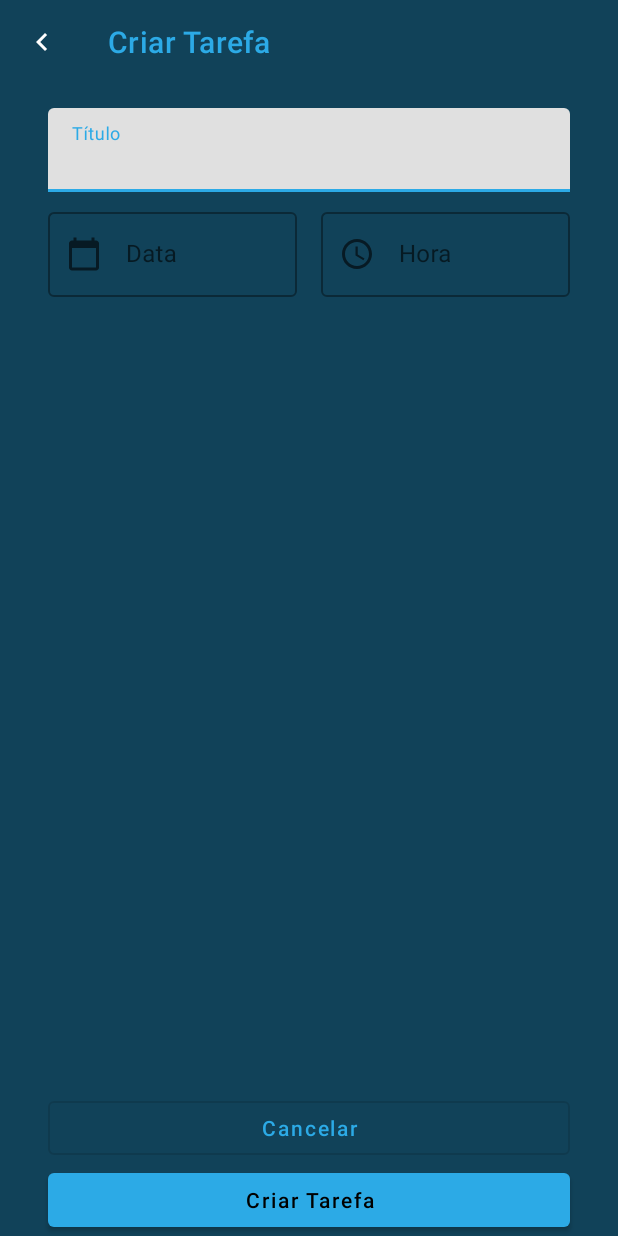
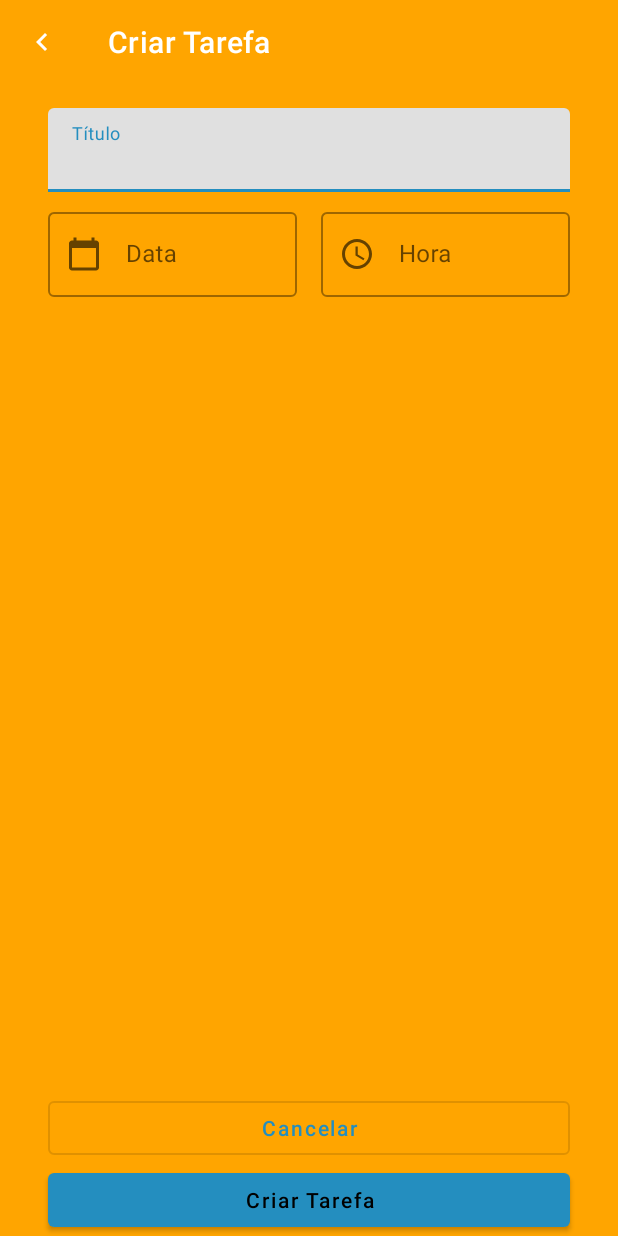
Before and after one commit to rooliani/to_do_list_bootcampSantander_DIO, an Android app: the screen it shows after launch (AddTaskActivity), after a tap on "Nova Tarefa", on a phone screen of 412 x 824 dp. Run offline under Robolectric (Android 15) with nearby library versions, the phone set to English and light mode, and no system bars.

Commit message:
alterei o código que configura as cores do layout

```diff
--- a/app/src/main/AndroidManifest.xml
+++ b/app/src/main/AndroidManifest.xml
@@ -8,7 +8,7 @@
         android:label="@string/app_name"
         android:roundIcon="@mipmap/ic_launcher_round"
         android:supportsRtl="true"
-        android:theme="@style/Theme.Todolist_desafiofinal_v2">
+        android:theme="@style/Theme_Tasks">
         <activity
             android:name=".ui.MainActivity"
             android:exported="true">
--- a/app/src/main/java/bootcampsantander/rooliani/todolist_desafiofinal_v2/ui/MainActivity.kt
+++ b/app/src/main/java/bootcampsantander/rooliani/todolist_desafiofinal_v2/ui/MainActivity.kt
@@ -2,10 +2,14 @@ package bootcampsantander.rooliani.todolist_desafiofinal_v2.ui
 
 import android.app.Activity
 import android.content.Intent
+import android.content.res.ColorStateList
+import android.graphics.Color
 import androidx.appcompat.app.AppCompatActivity
 import android.os.Bundle
+import android.util.Log
 import android.view.View
 import androidx.activity.result.contract.ActivityResultContracts
+import bootcampsantander.rooliani.todolist_desafiofinal_v2.R
 import bootcampsantander.rooliani.todolist_desafiofinal_v2.databinding.ActivityMainBinding
 import bootcampsantander.rooliani.todolist_desafiofinal_v2.datasource.TaskDataSource
 
@@ -29,19 +33,49 @@ class MainActivity : AppCompatActivity() {
     override fun onCreate(savedInstanceState: Bundle?) {
         super.onCreate(savedInstanceState)
 
+
+
         binding = ActivityMainBinding.inflate(layoutInflater)
         setContentView(binding.root)
 
         binding.rvTask.adapter = adapter
         updateList()
+        insertListeners()
+    }
 
-        inserListeners()
+    override fun onRestart() {
+        super.onRestart()
+        Log.e("Tela 2: ","onRestart " + hasTasks().toString())
+
+
+    }
+    override fun onResume() {
+        super.onResume()
+        Log.e("Tela 2: ","onResume")
+    }
+
+
+    override fun onPause() {
+        super.onPause()
+        Log.e("Tela 2: ","onPause")
+    }
+    override fun onStop() {
+        super.onStop()
+        Log.e("Tela 2: ","onStop")
+    }
+    override fun onDestroy() {
+        super.onDestroy()
+        Log.e("Tela 2: ","onDestroy")
+    }
+    override fun onBackPressed() {
+        super.onBackPressed()
+        Log.e("Tela 2: ","onBackPressed")
     }
 
     /**
      * startActivityForResult DEPRECIADO > VERSÃO ATUALIZADA
      */
-    private fun inserListeners() {
+    private fun insertListeners() {
 
         binding.fabAdd.setOnClickListener {
             register.launch(Intent(this, AddTaskActivity::class.java))
@@ -56,6 +90,7 @@ class MainActivity : AppCompatActivity() {
         adapter.listenerDelete = {
             TaskDataSource.deleteTask(it)
             updateList()
+            Log.e("Tela 2: ","DELETAR " + hasTasks().toString())
         }
 
     }
@@ -86,29 +121,50 @@ class MainActivity : AppCompatActivity() {
 
     }*/
 
+
+    private fun hasTasks():Boolean{
+        val list = TaskDataSource.getList()
+        return  list.isNotEmpty()
+    }
+
     private fun updateList(){
-        val list = TaskDataSource.getList()
+        //val list = TaskDataSource.getList()
 
-        //1 -
-        /*
-        if(list.isEmpty()){
+       // if(list.isEmpty()){
+        if(hasTasks()){
+            binding.includeEmptyState.emptyState.visibility = View.GONE
+            binding.layoutMain.setBackgroundColor(getResources().getColor(THEME_TASKS_COLOR_BACKGROUND))
+            getWindow().navigationBarColor = getResources().getColor(THEME_TASKS_COLOR_NAVIGATION_BAR)
+            binding.fabAdd.setBackgroundTintList(ColorStateList.valueOf(getResources().getColor(THEME_TASKS_COLOR_ADD)))
+        }else{
+
             binding.includeEmptyState.emptyState.visibility = View.VISIBLE
-        }else{
-            binding.includeEmptyState.emptyState.visibility = View.GONE
+            binding.layoutMain.setBackgroundColor(getResources().getColor(THEME_NO_TASKS_COLOR_BACKGROUND))
+            getWindow().navigationBarColor = getResources().getColor(THEME_NO_TASKS_COLOR_NAVIGATION_BAR)
+            binding.fabAdd.setBackgroundTintList(ColorStateList.valueOf(getResources().getColor(THEME_NO_TASKS_COLOR_ADD)))
         }
         adapter.submitList(TaskDataSource.getList())
-        */
+
+
 
         //2 -  forma diferente de escrever o if
+        /*
         binding.includeEmptyState.emptyState.visibility =
             if(list.isEmpty()) View.VISIBLE
-            else  View.GONE
-
-        adapter.submitList(list)
-
+            else View.GONE
+         */
     }
 
     companion object{
+
         private const val CREATE_NEW_TASK = 1000
+
+        private const val THEME_TASKS_COLOR_BACKGROUND = R.color.laranja
+        private const val THEME_TASKS_COLOR_NAVIGATION_BAR = R.color.azul_escuro2
+        private const val THEME_TASKS_COLOR_ADD = R.color.azul_escuro1
+
+        private const val THEME_NO_TASKS_COLOR_BACKGROUND = R.color.azul_escuro1
+        private const val THEME_NO_TASKS_COLOR_NAVIGATION_BAR = R.color.laranja
+        private const val THEME_NO_TASKS_COLOR_ADD = R.color.azul_claro1
     }
 }
--- a/app/src/main/res/layout/activity_add_task.xml
+++ b/app/src/main/res/layout/activity_add_task.xml
@@ -11,7 +11,7 @@
         android:layout_width="match_parent"
         android:layout_height="wrap_content"
         app:title="@string/label_new_task"
-        app:titleTextColor="@color/azul_claro3"
+        app:titleTextColor="@color/white"
         app:navigationIcon="@drawable/ic_navegate_white"
         app:layout_constraintTop_toTopOf="parent"/>
 
--- a/app/src/main/res/layout/activity_main.xml
+++ b/app/src/main/res/layout/activity_main.xml
@@ -5,7 +5,8 @@
     xmlns:tools="http://schemas.android.com/tools"
     android:layout_width="match_parent"
     android:layout_height="match_parent"
-    tools:context=".ui.MainActivity">
+    tools:context=".ui.MainActivity"
+    android:id="@+id/layout_main">
 
     <TextView
         android:id="@+id/tv_title"
--- a/app/src/main/res/values-night/themes.xml
+++ b/app/src/main/res/values-night/themes.xml
@@ -1,6 +1,6 @@
 <resources xmlns:tools="http://schemas.android.com/tools">
     <!-- Base application theme. -->
-    <style name="Theme.Todolist_desafiofinal_v2" parent="Theme.MaterialComponents.Light.NoActionBar">
+    <style name="Theme_No_tasks" parent="Theme.MaterialComponents.Light.NoActionBar">
         <!-- Primary brand color. -->
         <item name="colorPrimary">@color/azul_claro3</item>
         <item name="colorPrimaryVariant">@color/azul_claro2</item>
--- a/app/src/main/res/values/themes.xml
+++ b/app/src/main/res/values/themes.xml
@@ -1,9 +1,9 @@
 <resources xmlns:tools="http://schemas.android.com/tools">
-    <!-- Base application theme. -->
-    <style name="Theme.Todolist_desafiofinal_v2" parent="Theme.MaterialComponents.Light.NoActionBar">
+    <!-- Sem compromissos -->
+    <style name="Theme_No_tasks" parent="Theme.MaterialComponents.Light.NoActionBar">
         <!-- Primary brand color. -->
         <item name="colorPrimary">@color/azul_claro3</item>
-        <item name="colorPrimaryVariant">@color/azul_claro2</item>
+
         <item name="colorOnPrimary">@color/azul_claro2</item>
         <item name="android:windowBackground">@color/azul_escuro1</item>
         <item name="android:navigationBarColor">@android:color/holo_orange_dark</item>
@@ -11,6 +11,20 @@
         <item name="colorSecondary">@color/azul_claro1</item>
         <item name="colorSecondaryVariant">@color/black</item>
         <item name="colorOnSecondary">@color/white</item>
+    </style>
 
+
+    <!-- Com compromissos -->
+    <style name="Theme_Tasks" parent="Theme.MaterialComponents.Light.NoActionBar">
+        <!-- Primary brand color. -->
+        <item name="colorPrimary">@color/azul_claro1</item>
+
+        <item name="colorOnPrimary">@color/white</item>
+        <item name="android:windowBackground">@color/laranja</item>
+        <item name="android:navigationBarColor">@color/azul_escuro1</item>
+        <!-- Secondary brand color. -->
+        <item name="colorSecondary">@color/azul_escuro1</item>
+        <item name="colorSecondaryVariant">@color/black</item>
+        <item name="colorOnSecondary">@color/white</item>
     </style>
 </resources>
```
Also changed, not shown: app/src/main/res/values/colors.xml (+14 -0 lines).
